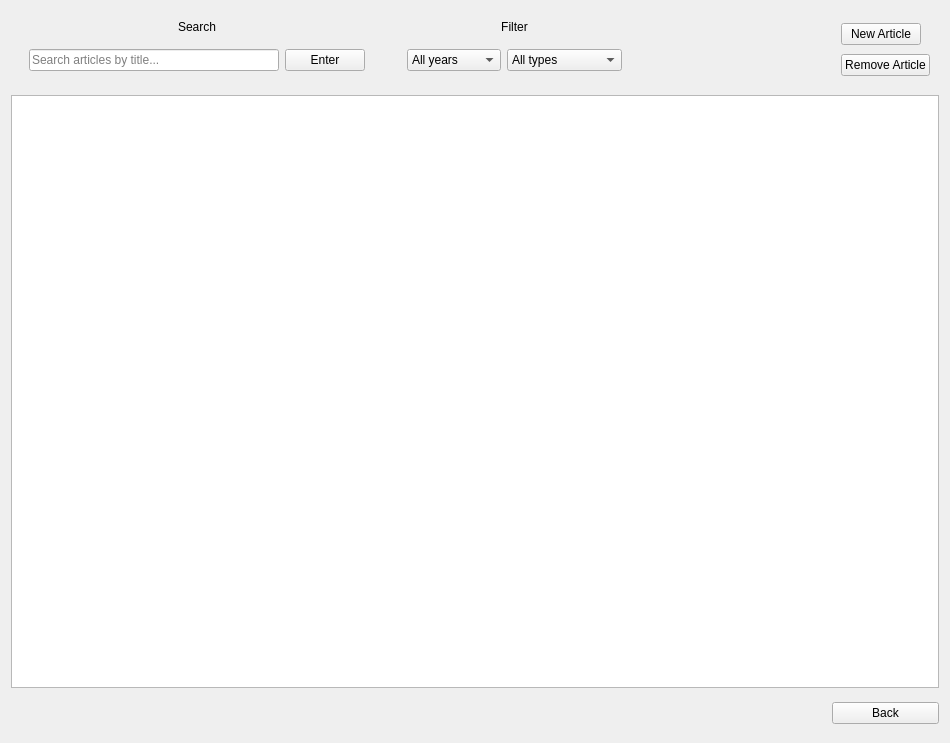
DamPhuQuy/Scientific-Article-Management, file src/components/widgets/article/articleform.ui: the form before one commit.
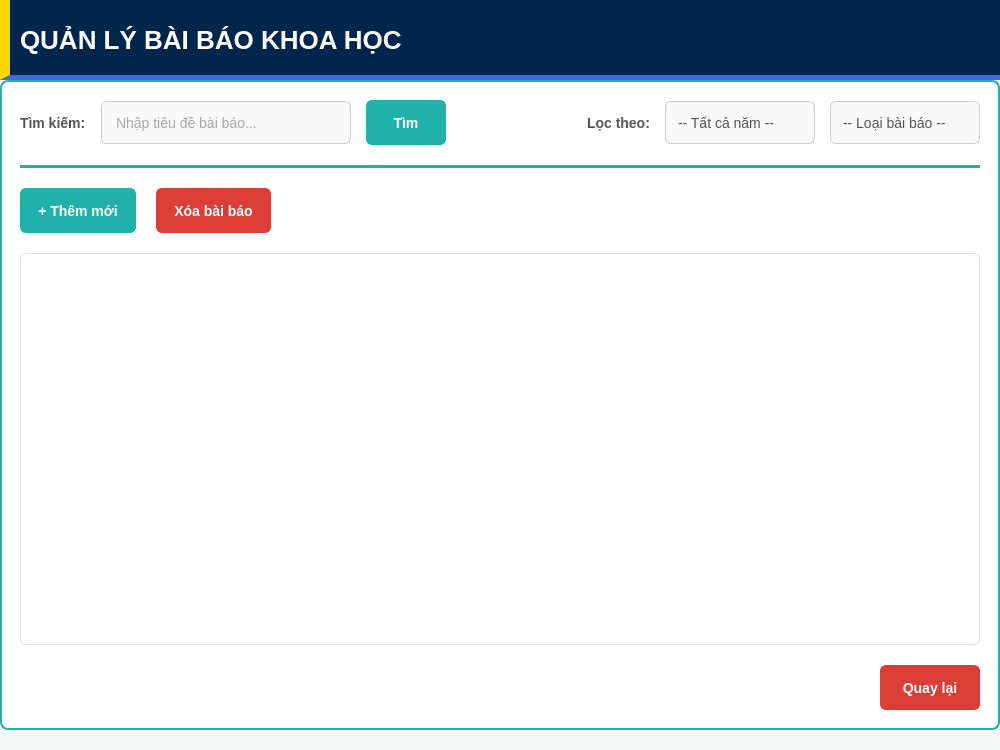
The form after the commit.

Diff of the .ui file:
```diff
--- a/src/components/widgets/article/articleform.ui
+++ b/src/components/widgets/article/articleform.ui
@@ -6,250 +6,409 @@
    <rect>
     <x>0</x>
     <y>0</y>
-    <width>950</width>
-    <height>743</height>
+    <width>1000</width>
+    <height>750</height>
    </rect>
   </property>
   <property name="windowTitle">
    <string>Article Menu</string>
   </property>
-  <layout class="QGridLayout" name="gridLayout_2">
-   <item row="0" column="3">
-    <widget class="QWidget" name="widget_6" native="true">
-     <layout class="QGridLayout" name="gridLayout">
-      <item row="1" column="0" colspan="2">
-       <widget class="QPushButton" name="RemoveArticleBtn">
-        <property name="cursor">
-         <cursorShape>PointingHandCursor</cursorShape>
-        </property>
-        <property name="text">
-         <string>Remove Article</string>
-        </property>
-       </widget>
-      </item>
-      <item row="0" column="0">
-       <widget class="QPushButton" name="newArticleBtn">
-        <property name="cursor">
-         <cursorShape>PointingHandCursor</cursorShape>
-        </property>
-        <property name="text">
-         <string>New Article</string>
-        </property>
-       </widget>
-      </item>
-     </layout>
-    </widget>
-   </item>
-   <item row="1" column="0" colspan="4">
-    <widget class="QListView" name="articleListView">
+  <property name="styleSheet">
+   <string notr="true">/* Áp dụng riêng cho menu chính */
+QWidget#ArticleForm {
+    background-color: #f4f7f6;
+    font-family: &quot;Segoe UI&quot;, Arial, sans-serif;
+}
+
+/* Header Container */
+QWidget#headerContainer {
+    background-color: #00264d;
+    border-left: 10px solid #FFD700;
+    border-bottom: 5px solid #4169E1;
+}
+
+/* Body container */
+QWidget#bodyContainer {
+    background-color: #ffffff;
+    border: 2px solid #20B2AA;
+    border-radius: 8px;
+}
+
+/* Chỉ style cho line edit trong ArticleForm */
+QWidget#ArticleForm QLineEdit,
+QWidget#ArticleForm QComboBox {
+    background-color: #f9f9f9;
+    border: 1px solid #cccccc;
+    border-radius: 6px;
+    padding: 8px 12px;
+    font-size: 14px;
+    /* ĐÃ SỬA: Đổi từ #fffcfcff sang #555 để hiện rõ chữ và đúng cú pháp */
+    color: #555;
+    min-height: 25px;
+}
+
+QWidget#ArticleForm QLineEdit:focus,
+QWidget#ArticleForm QComboBox:focus {
+    background-color: #ffffff;
+    border: 2px solid #20B2AA;
+    color: #000;
+}
+
+/* Dropdown */
+QWidget#ArticleForm QComboBox::drop-down {
+    border: 0px;
+}
+
+/* Label CHUNG (Sẽ bị ghi đè bởi style riêng của Title) */
+QWidget#ArticleForm QLabel {
+    font-weight: bold;
+    color: #555;
+    font-size: 14px;
+}
+
+/* Buttons */
+QWidget#ArticleForm QPushButton {
+    border-radius: 6px;
+    font-weight: bold;
+    padding: 8px 16px;
+    min-height: 25px;
+    font-size: 14px;
+    color: white;
+}
+
+/* Search + Add article buttons */
+QWidget#ArticleForm QPushButton#searchBtn,
+QWidget#ArticleForm QPushButton#newArticleBtn {
+    background-color: #20B2AA;
+    border: 2px solid #20B2AA;
+}
+QWidget#ArticleForm QPushButton#searchBtn:hover,
+QWidget#ArticleForm QPushButton#newArticleBtn:hover {
+    background-color: #17a098;
+    border-color: #17a098;
+}
+
+/* Delete + Back buttons */
+QWidget#ArticleForm QPushButton#RemoveArticleBtn,
+QWidget#ArticleForm QPushButton#backBtn {
+    background-color: #da3e36;
+    border: 2px solid #da3e36;
+}
+QWidget#ArticleForm QPushButton#RemoveArticleBtn:hover,
+QWidget#ArticleForm QPushButton#backBtn:hover {
+    background-color: #c0392b;
+    border-color: #c0392b;
+}
+
+/* List view */
+QWidget#ArticleForm QListView {
+    border: 1px solid #e0e0e0;
+    border-radius: 6px;
+    padding: 5px;
+    background-color: #fff;
+    font-size: 14px;
+}
+
+QWidget#ArticleForm QListView::item {
+    padding: 10px;
+    border-bottom: 1px solid #eee;
+}
+
+QWidget#ArticleForm QListView::item:selected {
+    background-color: #e0f2f1;
+    color: #000;
+    border-left: 4px solid #20B2AA;
+}
+
+/* Separator */
+QWidget#ArticleForm QFrame#lineSeparator {
+    min-height: 3px;
+    max-height: 3px;
+    background-color: #20B2AA;
+    border: none;
+}
+</string>
+  </property>
+  <layout class="QVBoxLayout" name="mainLayout">
+   <property name="spacing">
+    <number>0</number>
+   </property>
+   <property name="leftMargin">
+    <number>0</number>
+   </property>
+   <property name="topMargin">
+    <number>0</number>
+   </property>
+   <property name="rightMargin">
+    <number>0</number>
+   </property>
+   <property name="bottomMargin">
+    <number>20</number>
+   </property>
+   <item>
+    <widget class="QWidget" name="headerContainer" native="true">
      <property name="minimumSize">
       <size>
-       <width>200</width>
-       <height>0</height>
+       <width>0</width>
+       <height>80</height>
       </size>
      </property>
-     <property name="flow">
-      <enum>QListView::Flow::LeftToRight</enum>
-     </property>
-     <property name="resizeMode">
-      <enum>QListView::ResizeMode::Adjust</enum>
-     </property>
-     <property name="spacing">
-      <number>16</number>
-     </property>
-     <property name="viewMode">
-      <enum>QListView::ViewMode::ListMode</enum>
-     </property>
-     <property name="wordWrap">
-      <bool>true</bool>
-     </property>
-    </widget>
-   </item>
-   <item row="0" column="1">
-    <widget class="QWidget" name="widget_4" native="true">
-     <layout class="QVBoxLayout" name="verticalLayout">
+     <layout class="QHBoxLayout" name="horizontalLayout_Header">
+      <property name="leftMargin">
+       <number>20</number>
+      </property>
       <item>
-       <widget class="QLabel" name="label">
+       <widget class="QLabel" name="lblPageTitle">
+        <property name="styleSheet">
+         <string>color: #ffffff; font-size: 26px; font-weight: 900; background-color: transparent;</string>
+        </property>
         <property name="text">
-         <string>Filter</string>
+         <string>QUẢN LÝ BÀI BÁO KHOA HỌC</string>
         </property>
-        <property name="alignment">
-         <set>Qt::AlignmentFlag::AlignCenter</set>
-        </property>
        </widget>
       </item>
-      <item>
-       <widget class="QWidget" name="widget_3" native="true">
-        <layout class="QHBoxLayout" name="horizontalLayout_4">
-         <item>
-          <widget class="QComboBox" name="yearFilterComboBox">
-           <property name="cursor">
-            <cursorShape>PointingHandCursor</cursorShape>
-           </property>
-           <item>
-            <property name="text">
-             <string>All years</string>
-            </property>
-           </item>
-           <item>
-            <property name="text">
-             <string>Newest first</string>
-            </property>
-           </item>
-           <item>
-            <property name="text">
-             <string>Oldest first</string>
-            </property>
-           </item>
-          </widget>
-         </item>
-         <item>
-          <widget class="QComboBox" name="typeFilterComboBox">
-           <property name="cursor">
-            <cursorShape>PointingHandCursor</cursorShape>
-           </property>
-           <item>
-            <property name="text">
-             <string>All types</string>
-            </property>
-           </item>
-           <item>
-            <property name="text">
-             <string>SCOPUS</string>
-            </property>
-           </item>
-           <item>
-            <property name="text">
-             <string>CONFERENCE</string>
-            </property>
-           </item>
-           <item>
-            <property name="text">
-             <string>OTHER</string>
-            </property>
-           </item>
-           <item>
-            <property name="text">
-             <string>SCIE</string>
-            </property>
-           </item>
-          </widget>
-         </item>
-        </layout>
-       </widget>
-      </item>
      </layout>
     </widget>
    </item>
-   <item row="3" column="0">
-    <layout class="QHBoxLayout" name="paginationLayout">
-     <property name="spacing">
-      <number>8</number>
-     </property>
-     <property name="leftMargin">
-      <number>0</number>
-     </property>
-     <property name="topMargin">
-      <number>0</number>
-     </property>
-     <property name="rightMargin">
-      <number>0</number>
-     </property>
-     <property name="bottomMargin">
-      <number>0</number>
-     </property>
-    </layout>
-   </item>
-   <item row="0" column="2">
-    <spacer name="topBarSpacer">
-     <property name="orientation">
-      <enum>Qt::Orientation::Horizontal</enum>
-     </property>
-     <property name="sizeHint" stdset="0">
-      <size>
-       <width>106</width>
-       <height>20</height>
-      </size>
-     </property>
-    </spacer>
-   </item>
-   <item row="0" column="0">
-    <widget class="QWidget" name="widget_5" native="true">
-     <layout class="QVBoxLayout" name="verticalLayout_2">
+   <item>
+    <widget class="QWidget" name="bodyContainer" native="true">
+     <layout class="QVBoxLayout" name="verticalLayout_Body">
+      <property name="spacing">
+       <number>20</number>
+      </property>
+      <property name="leftMargin">
+       <number>20</number>
+      </property>
+      <property name="topMargin">
+       <number>20</number>
+      </property>
+      <property name="rightMargin">
+       <number>20</number>
+      </property>
+      <property name="bottomMargin">
+       <number>20</number>
+      </property>
       <item>
-       <widget class="QLabel" name="searchLabel">
-        <property name="text">
-         <string>Search</string>
+       <layout class="QHBoxLayout" name="horizontalLayout_Tools">
+        <property name="spacing">
+         <number>15</number>
         </property>
-        <property name="alignment">
-         <set>Qt::AlignmentFlag::AlignCenter</set>
-        </property>
-       </widget>
-      </item>
-      <item>
-       <widget class="QWidget" name="widget_2" native="true">
-        <layout class="QHBoxLayout" name="horizontalLayout_3">
-         <item>
-          <widget class="QLineEdit" name="searchLineEdit">
-           <property name="minimumSize">
-            <size>
-             <width>250</width>
-             <height>0</height>
-            </size>
+        <item>
+         <widget class="QLabel" name="searchLabel">
+          <property name="text">
+           <string>Tìm kiếm:</string>
+          </property>
+         </widget>
+        </item>
+        <item>
+         <widget class="QLineEdit" name="searchLineEdit">
+          <property name="minimumSize">
+           <size>
+            <width>250</width>
+            <height>40</height>
+           </size>
+          </property>
+          <property name="placeholderText">
+           <string>Nhập tiêu đề bài báo...</string>
+          </property>
+         </widget>
+        </item>
+        <item>
+         <widget class="QPushButton" name="searchBtn">
+          <property name="cursor">
+           <cursorShape>PointingHandCursor</cursorShape>
+          </property>
+          <property name="minimumSize">
+           <size>
+            <width>80</width>
+            <height>40</height>
+           </size>
+          </property>
+          <property name="text">
+           <string>Tìm</string>
+          </property>
+         </widget>
+        </item>
+        <item>
+         <spacer name="horizontalSpacer_Tool">
+          <property name="orientation">
+           <enum>Qt::Orientation::Horizontal</enum>
+          </property>
+          <property name="sizeHint" stdset="0">
+           <size>
+            <width>40</width>
+            <height>20</height>
+           </size>
+          </property>
+         </spacer>
+        </item>
+        <item>
+         <widget class="QLabel" name="label">
+          <property name="text">
+           <string>Lọc theo:</string>
+          </property>
+         </widget>
+        </item>
+        <item>
+         <widget class="QComboBox" name="yearFilterComboBox">
+          <property name="minimumSize">
+           <size>
+            <width>150</width>
+            <height>40</height>
+           </size>
+          </property>
+          <property name="cursor">
+           <cursorShape>PointingHandCursor</cursorShape>
+          </property>
+          <item>
+           <property name="text">
+            <string>-- Tất cả năm --</string>
            </property>
-           <property name="placeholderText">
-            <string>Search articles by title...</string>
+          </item>
+          <item>
+           <property name="text">
+            <string>Mới nhất</string>
            </property>
-          </widget>
-         </item>
-         <item>
-          <widget class="QPushButton" name="searchBtn">
-           <property name="minimumSize">
-            <size>
-             <width>0</width>
-             <height>0</height>
-            </size>
+          </item>
+          <item>
+           <property name="text">
+            <string>Cũ nhất</string>
            </property>
-           <property name="cursor">
-            <cursorShape>PointingHandCursor</cursorShape>
+          </item>
+         </widget>
+        </item>
+        <item>
+         <widget class="QComboBox" name="typeFilterComboBox">
+          <property name="minimumSize">
+           <size>
+            <width>150</width>
+            <height>40</height>
+           </size>
+          </property>
+          <property name="cursor">
+           <cursorShape>PointingHandCursor</cursorShape>
+          </property>
+          <item>
+           <property name="text">
+            <string>-- Loại bài báo --</string>
            </property>
+          </item>
+          <item>
            <property name="text">
-            <string>Enter</string>
+            <string>SCOPUS</string>
            </property>
-          </widget>
-         </item>
-        </layout>
-       </widget>
+          </item>
+          <item>
+           <property name="text">
+            <string>CONFERENCE</string>
+           </property>
+          </item>
+         </widget>
+        </item>
+       </layout>
       </item>
-     </layout>
-    </widget>
-   </item>
-   <item row="2" column="0" colspan="3">
-    <widget class="QWidget" name="widget" native="true">
-     <layout class="QHBoxLayout" name="horizontalLayout_2">
       <item>
-       <spacer name="horizontalSpacer">
-        <property name="orientation">
-         <enum>Qt::Orientation::Horizontal</enum>
+       <widget class="QFrame" name="lineSeparator">
+        <property name="frameShape">
+         <enum>QFrame::HLine</enum>
         </property>
-        <property name="sizeHint" stdset="0">
-         <size>
-          <width>40</width>
-          <height>20</height>
-         </size>
+        <property name="frameShadow">
+         <enum>QFrame::Plain</enum>
         </property>
-       </spacer>
+       </widget>
       </item>
+      <item>
+       <layout class="QHBoxLayout" name="horizontalLayout_Actions">
+        <item>
+         <widget class="QPushButton" name="newArticleBtn">
+          <property name="cursor">
+           <cursorShape>PointingHandCursor</cursorShape>
+          </property>
+          <property name="minimumSize">
+           <size>
+            <width>0</width>
+            <height>40</height>
+           </size>
+          </property>
+          <property name="text">
+           <string>+ Thêm mới</string>
+          </property>
+         </widget>
+        </item>
+        <item>
+         <widget class="QPushButton" name="RemoveArticleBtn">
+          <property name="cursor">
+           <cursorShape>PointingHandCursor</cursorShape>
+          </property>
+          <property name="minimumSize">
+           <size>
+            <width>0</width>
+            <height>40</height>
+           </size>
+          </property>
+          <property name="text">
+           <string>Xóa bài báo</string>
+          </property>
+         </widget>
+        </item>
+        <item>
+         <spacer name="horizontalSpacer_Action">
+          <property name="orientation">
+           <enum>Qt::Orientation::Horizontal</enum>
+          </property>
+          <property name="sizeHint" stdset="0">
+           <size>
+            <width>40</width>
+            <height>20</height>
+           </size>
+          </property>
+         </spacer>
+        </item>
+       </layout>
+      </item>
+      <item>
+       <widget class="QListView" name="articleListView">
+        <property name="alternatingRowColors">
+         <bool>true</bool>
+        </property>
+       </widget>
+      </item>
+      <item>
+       <layout class="QHBoxLayout" name="horizontalLayout_Footer">
+        <item>
+         <layout class="QHBoxLayout" name="paginationLayout"/>
+        </item>
+        <item>
+         <spacer name="horizontalSpacer_Footer">
+          <property name="orientation">
+           <enum>Qt::Orientation::Horizontal</enum>
+          </property>
+          <property name="sizeHint" stdset="0">
+           <size>
+            <width>40</width>
+            <height>20</height>
+           </size>
+          </property>
+         </spacer>
+        </item>
+        <item>
+         <widget class="QPushButton" name="backBtn">
+          <property name="minimumSize">
+           <size>
+            <width>100</width>
+            <height>40</height>
+           </size>
+          </property>
+          <property name="text">
+           <string>Quay lại</string>
+          </property>
+         </widget>
+        </item>
+       </layout>
+      </item>
      </layout>
     </widget>
    </item>
-   <item row="2" column="3">
-    <widget class="QPushButton" name="backBtn">
-     <property name="text">
-      <string>Back</string>
-     </property>
-    </widget>
-   </item>
   </layout>
  </widget>
  <resources/>
```
Left out of the diff: 2 changed lines with no effect on the pictures.
